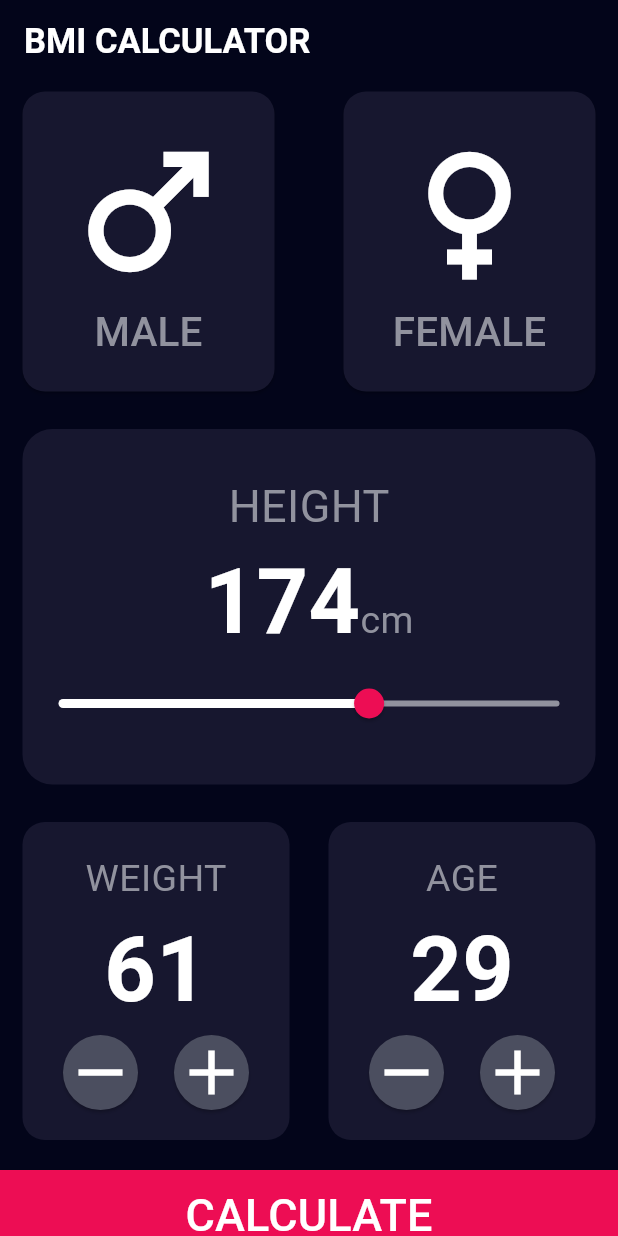
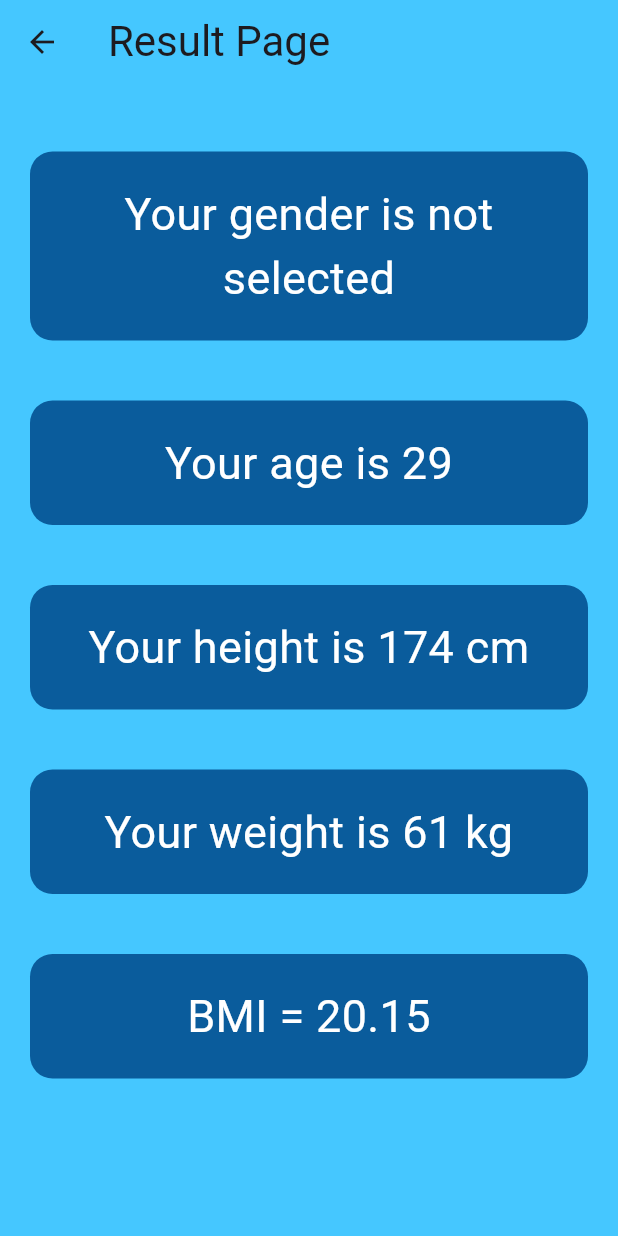
Before and after one commit to AhmedEzz999/bmi_calculator, a Flutter app: the screen it shows after launch, item 2 of the bottom bar chosen, after a tap on "CALCULATE", on a phone screen of 412 x 824 dp. Run offline on Flutter 3.47's test engine with Material 3 defaults, Android fonts, the phone set to English and light mode, and no system bars.

Commit message:
Finish Result View

```diff
--- a/lib/components/gender_component.dart
+++ b/lib/components/gender_component.dart
@@ -3,8 +3,8 @@ import 'package:bmi_calculator/styles/colors.dart';
 import 'package:flutter/material.dart';
 
 class GenderComponent extends StatelessWidget {
+  const GenderComponent({super.key, required this.genderModel});
   final GenderModel genderModel;
-  const GenderComponent({super.key, required this.genderModel});
 
   @override
   Widget build(BuildContext context) {
--- /dev/null
+++ b/lib/components/result_component.dart
@@ -0,0 +1,27 @@
+import 'package:flutter/material.dart';
+
+class ResultComponent extends StatelessWidget {
+  const ResultComponent({super.key, required this.info});
+  final String info;
+
+  @override
+  Widget build(BuildContext context) {
+    return Container(
+      margin: const EdgeInsets.all(20),
+      padding: const EdgeInsets.all(20),
+      width: double.infinity,
+      decoration: BoxDecoration(
+        color: const Color(0xff0a5c9c),
+        borderRadius: BorderRadius.circular(15)
+      ),
+      child: Text(
+        info,
+        textAlign: TextAlign.center,
+        style: TextStyle(
+          fontSize: 30,
+          color: Colors.white,
+        ),
+      ),
+    );
+  }
+}
--- a/lib/models/bmi_data.dart
+++ b/lib/models/bmi_data.dart
@@ -1,8 +1,8 @@
 import 'package:bmi_calculator/models/gender_model.dart';
 
 class BmiData {
-  final GenderType gender;
-  final int height;
+  final GenderType? gender;
+  final double height;
   final int weight;
   final int age;
 
--- a/lib/sections/calculate_button.dart
+++ b/lib/sections/calculate_button.dart
@@ -1,8 +1,12 @@
+import 'package:bmi_calculator/models/bmi_data.dart';
 import 'package:bmi_calculator/styles/colors.dart';
+import 'package:bmi_calculator/views/result_view.dart';
 import 'package:flutter/material.dart';
 
 class CalculateButton extends StatelessWidget {
-  const CalculateButton({super.key});
+  const CalculateButton({super.key, required this.bmiData, required this.onCalculate});
+  final BmiData bmiData;
+  final double Function() onCalculate;
 
   @override
   Widget build(BuildContext context) {
@@ -19,7 +23,10 @@ class CalculateButton extends StatelessWidget {
           splashFactory: NoSplash.splashFactory,
           overlayColor: Colors.transparent,
         ),
-        onPressed: (){},
+        onPressed: (){
+          final bmiResult = onCalculate();
+          Navigator.push(context, MaterialPageRoute(builder: (context)=> ResultView(bmiData: bmiData, bmiResult: bmiResult)));
+        },
         child: Text('CALCULATE', style: TextStyle(fontSize: 30, color: Colors.white))
       ),
     );
--- a/lib/views/home_view.dart
+++ b/lib/views/home_view.dart
@@ -1,6 +1,7 @@
+import 'dart:math';
+import 'package:bmi_calculator/models/bmi_data.dart';
 import 'package:bmi_calculator/models/gender_model.dart';
 import 'package:bmi_calculator/styles/colors.dart';
-import 'package:bmi_calculator/components/weight_age_button.dart';
 import 'package:bmi_calculator/sections/calculate_button.dart';
 import 'package:bmi_calculator/sections/gender_section.dart';
 import 'package:bmi_calculator/sections/height_section.dart';
@@ -19,19 +20,30 @@ class _HomeViewState extends State<HomeView> {
   double _height = 174;
   int _weight = 60;
   int _age = 29;
+
   void _onGenderChanged (GenderType? gender) => setState(() => _selectedGender = gender);
   void _onHeightChanged (double height) => setState(() => _height = height);
   void _onWeightChanged (int weight) => (setState(() => _weight = weight));
   void _onAgeChanged (int age) => (setState(() => _age = age));
 
+  double _calculateBmi() {
+    return _weight / pow((_height / 100), 2);
+  }
+
   @override
   Widget build(BuildContext context) {
+    final bmiData = BmiData(
+      gender: _selectedGender,
+      height: _height,
+      weight: _weight,
+      age: _age,
+    );
     return SafeArea(
       top: false,
       child: Scaffold(
         appBar: AppBar(
           backgroundColor: AppColors.primaryColor,
-          title: const Text('BMI CALCULATOR', style: TextStyle(color: Colors.white, fontSize: 23, fontWeight: FontWeight.bold)),
+          title: const Text('BMI CALCULATOR', style: TextStyle(color: Colors.white, fontSize: 24, fontWeight: FontWeight.bold)),
         ),
         body: Column(
           children: [
@@ -58,7 +70,10 @@ class _HomeViewState extends State<HomeView> {
                 ],
               ),
             ),
-            CalculateButton()
+            CalculateButton(
+              bmiData: bmiData,
+              onCalculate: _calculateBmi,
+            )
           ],
         ),
       ),
--- a/lib/views/result_view.dart
+++ b/lib/views/result_view.dart
@@ -1,12 +1,36 @@
+import 'package:bmi_calculator/components/result_component.dart';
+import 'package:bmi_calculator/models/bmi_data.dart';
 import 'package:flutter/material.dart';
 
 class ResultView extends StatelessWidget {
-  const ResultView({super.key});
-
+  const ResultView({super.key, required this.bmiData, required this.bmiResult});
+  final double bmiResult;
+  final BmiData bmiData;
   @override
   Widget build(BuildContext context) {
     return Scaffold(
-
+      appBar: AppBar(
+        backgroundColor: const Color(0xff45c7ff),
+        title: Text('Result Page', style: TextStyle(fontSize: 28)),
+      ),
+      body: Center(
+        child: Container(
+          width: double.infinity,
+          padding: const EdgeInsets.symmetric(vertical: 25),
+          decoration: BoxDecoration(
+            color: const Color(0xff45c7ff)
+          ),
+          child: Column(
+            children: [
+              ResultComponent(info: 'Your gender is ${bmiData.gender?.toString().split('.').last ?? 'not selected'}'),
+              ResultComponent(info: 'Your age is ${bmiData.age}'),
+              ResultComponent(info: 'Your height is ${bmiData.height.toInt()} cm'),
+              ResultComponent(info: 'Your weight is ${bmiData.weight} kg'),
+              ResultComponent(info: 'BMI = ${bmiResult.toStringAsFixed(2)}'),
+            ],
+          ),
+        ),
+      ),
     );
   }
 }
```
